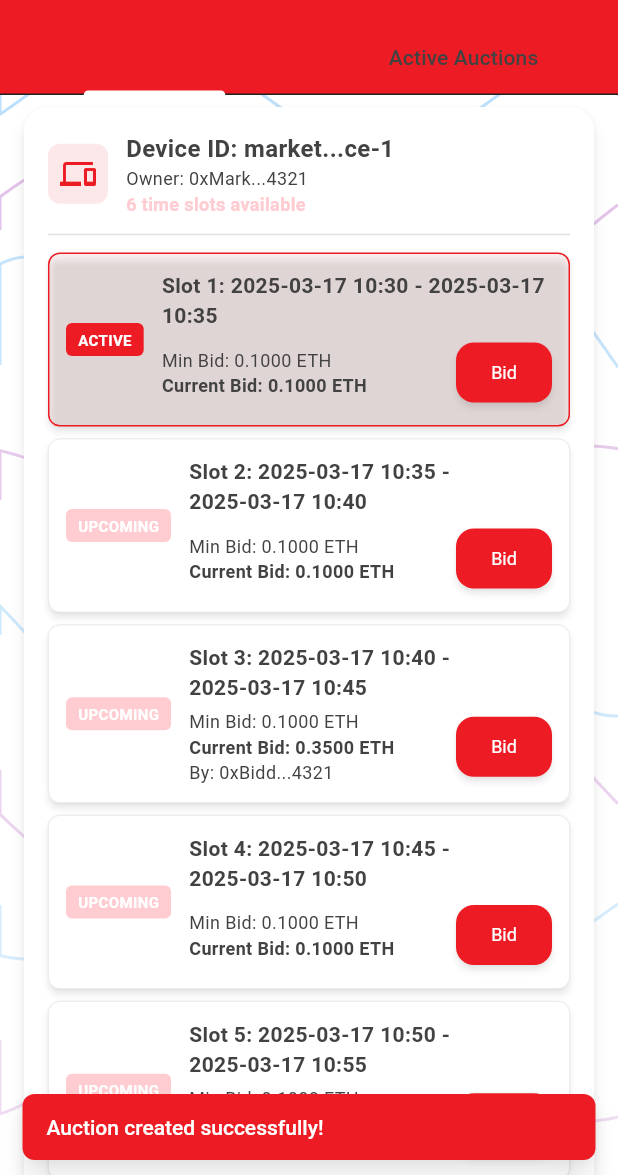
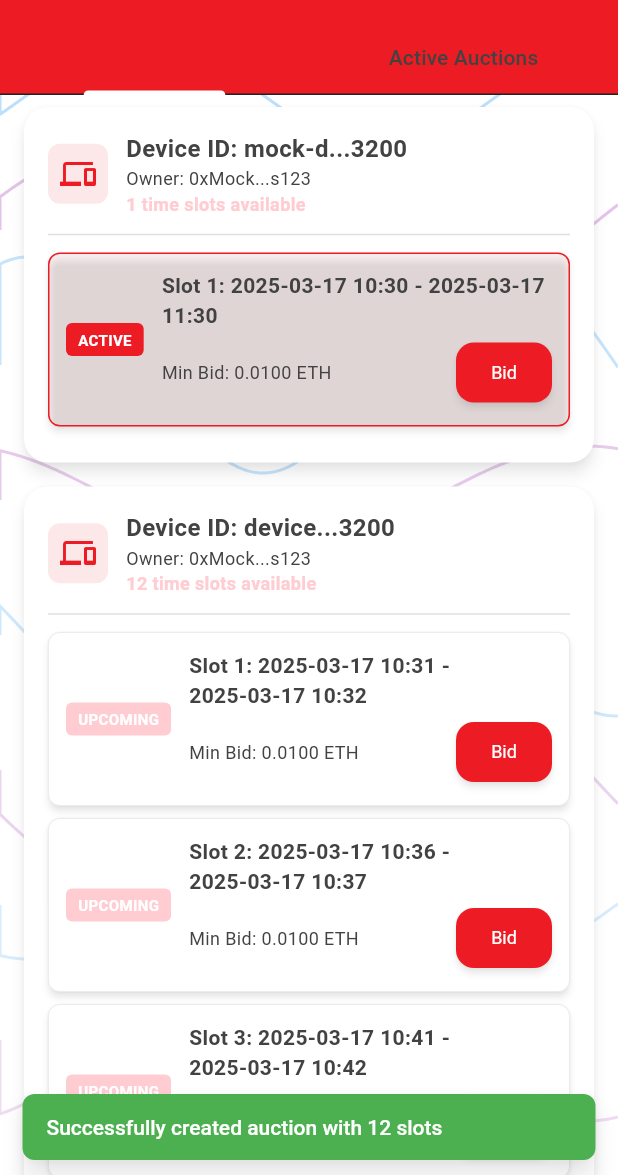
Before and after one commit to MuffinsThaCat/DADI, a Flutter app: the AuctionScreen screen opened directly, after a tap on "Create Auction", on a phone screen of 412 x 824 dp, the part 61-1236 px from its top. Run offline on Flutter 3.47's test engine with Material 3 defaults, Android fonts, the phone set to English and light mode, and no system bars; our stand-ins replace flutter_secure_storage, hex, shared_preferences; missing offline and left inert: bip32, bip39, dart:html, encrypt, flutter_web3, pointycastle and 1 more; accounts and stored records are empty; network calls fail.

Commit message:
Fix auction slot display issue: Ensure multiple slots per auction are properly created and grouped in UI

```diff
--- a/lib/main.dart
+++ b/lib/main.dart
@@ -7,7 +7,6 @@
 import 'package:dadi/services/web3_service.dart';
 import 'package:dadi/services/multi_slot_auction_service.dart';
 import 'package:dadi/providers/meta_transaction_provider.dart';
-import 'package:dadi/providers/mock_auction_provider.dart';
 import 'package:dadi/screens/home_screen_new.dart';
 import 'package:dadi/models/user_role.dart';
 import 'package:dadi/providers/user_role_provider.dart';
@@ -171,7 +170,7 @@
         ChangeNotifierProvider<MetaTransactionProvider>(create: (context) => metaTransactionProvider),
         ChangeNotifierProvider<WalletServiceInterface>(create: (context) => walletService),
         ChangeNotifierProvider<UserRoleProvider>.value(value: userRoleProvider),
-        if (kIsWeb) ChangeNotifierProvider<MockAuctionProvider>(create: (context) => MockAuctionProvider()),
+        // MockAuctionProvider is intentionally disabled to avoid mock auctions
       ],
       child: const MyApp(),
     ),
--- a/lib/screens/auction_screen.dart
+++ b/lib/screens/auction_screen.dart
@@ -7,9 +7,9 @@
 
 import '../models/auction.dart';
 import '../providers/meta_transaction_provider.dart';
-import '../providers/mock_auction_provider.dart';
 import '../services/navigation_service.dart';
 import '../services/web3_service.dart';
+import '../services/multi_slot_auction_service.dart';
 import '../widgets/wavy_background.dart';
 
 class AuctionScreen extends StatefulWidget {
@@ -47,6 +47,7 @@
   void initState() {
     super.initState();
     _log('AuctionScreen - initState');
+
     // Set default value
     _minimumBidController.text = '0.01';
     _deviceIdController.text = 'device-${DateTime.now().millisecondsSinceEpoch}';
@@ -78,6 +79,9 @@
       }
     });
 
+    // Initialize with an immediately resolving empty list to avoid infinite loading
+    _cachedAuctionsFuture = Future.value([]);
+
     // Set up timer to refresh auction data
     Timer.periodic(const Duration(seconds: 30), (timer) {
       if (mounted) {
@@ -88,11 +92,22 @@
     // Update any pending transactions
     _updatePendingTransactions();
 
-    // Force check for mock auctions at startup
+    // Schedule initialization after the widget is fully built
     WidgetsBinding.instance.addPostFrameCallback((_) {
       _log('AuctionScreen - post frame callback');
       _checkAndCreateMockAuctions();
-      _refreshData();
+
+      // Refresh data to load actual auctions
+      _refreshData(forceRefresh: true);
+    });
+  }
+
+  Future<List<Auction>>? _cachedAuctionsFuture;
+
+  // Refresh auctions and update the cached future
+  Future<void> _refreshAuctions() async {
+    setState(() {
+      _cachedAuctionsFuture = _fetchAuctions();
     });
   }
 
@@ -385,28 +400,43 @@
   }
 
   Widget _buildActiveAuctionsTab() {
+    _log('Building active auctions tab');
+
     return FutureBuilder<List<Auction>>(
-      future: _fetchAuctions(),
+      future: _cachedAuctionsFuture,
       builder: (context, snapshot) {
+        _log('FutureBuilder state: ${snapshot.connectionState}');
+
         if (snapshot.connectionState == ConnectionState.waiting) {
+          _log('FutureBuilder is in waiting state');
           return const Center(
             child: CircularProgressIndicator(),
           );
         }
 
         if (snapshot.hasError) {
+          _log('FutureBuilder has error: ${snapshot.error}');
           return Center(
             child: Text('Error: ${snapshot.error}'),
           );
         }
 
         // Check if we have data
-        if (!snapshot.hasData || snapshot.data!.isEmpty) {
+        if (!snapshot.hasData) {
+          _log('FutureBuilder has no data');
+          return const Center(
+            child: Text('No auction data available'),
+          );
+        }
+
+        if (snapshot.data!.isEmpty) {
+          _log('FutureBuilder has empty data');
           return const Center(
             child: Text('No active auctions found'),
           );
         }
 
+        _log('FutureBuilder has data with ${snapshot.data!.length} auctions');
         // Build the list of auctions using the fetched data
         return _buildAuctionsList(snapshot.data!);
       },
@@ -440,23 +470,43 @@
   /// Process auction entries from various data sources
   List<Auction> _processAuctionEntries(List<dynamic> entries) {
     _log('Processing ${entries.length} auction entries');
+
+    // If the list is empty, return empty
+    if (entries.isEmpty) {
+      return [];
+    }
+
+    // If we have only one item and it's already an Auction, just return it
+    if (entries.length == 1 && entries[0] is Auction) {
+      final auction = entries[0] as Auction;
+      _log('Single Auction object found: ${auction.deviceId}');
+      return [auction];
+    }
+
     List<Auction> result = [];
 
     for (final dynamic auctionData in entries) {
       try {
         if (auctionData is Auction) {
-          final Auction auction = auctionData; // Explicit cast
+          final auction = auctionData;
           _log('Adding direct Auction object: ${auction.deviceId}');
           result.add(auction);
-          continue; // Skip the rest of this iteration
+          continue; // Skip to next auction (don't try to process as Map)
         }
 
         _log('Processing non-Auction data of type: ${auctionData.runtimeType}');
 
-        // Must be a Map then
-        final Map<String, dynamic> auctionMap = auctionData is Map
-            ? Map<String, dynamic>.from(auctionData as Map)
-            : <String, dynamic>{};
+        // Create an empty map and populate it from the data
+        Map<String, dynamic> auctionMap = {};
+
+        if (auctionData is Map) {
+          auctionData.forEach((k, v) {
+            auctionMap[k.toString()] = v;
+          });
+        } else {
+          _log('Cannot convert to map, skipping');
+          continue;
+        }
 
         if (auctionMap.isEmpty) {
           _log('Empty map data, skipping');
@@ -560,33 +610,9 @@
     try {
       final web3Service = Provider.of<Web3Service>(context, listen: false);
 
-      // First, check if we're running in web mode and use MockAuctionProvider if available
+      // For web mode, we now use Web3Service directly since MockAuctionProvider is removed
       if (kIsWeb) {
-        try {
-          final mockProvider = Provider.of<MockAuctionProvider>(context, listen: false);
-          _log('Using MockAuctionProvider for web platform, found ${mockProvider.auctions.length} auctions');
-
-          // Check if mockProvider has auctions, if not, try to force refresh from Web3Service
-          if (mockProvider.auctions.isEmpty) {
-            _log('MockAuctionProvider has no auctions, forcing refresh from Web3Service');
-            // Force Web3Service to refresh its auctions
-            await web3Service.refreshAuctions();
-
-            // Wait a moment for state to update
-            await Future.delayed(const Duration(milliseconds: 100));
-
-            // Try mockProvider again
-            if (mockProvider.auctions.isNotEmpty) {
-              _log('MockAuctionProvider now has ${mockProvider.auctions.length} auctions after refresh');
-              return mockProvider.auctions;
-            }
-          } else {
-            return mockProvider.auctions;
-          }
-        } catch (e) {
-          _log('MockAuctionProvider not available: $e');
-          // Continue with Web3Service if MockAuctionProvider is not available
-        }
+        _log('Running on web platform, using Web3Service directly');
       }
 
       // Force refresh to get the latest data
@@ -594,7 +620,9 @@
       await web3Service.refreshAuctions();
 
       _log('Web3Service has ${web3Service.activeAuctions.length} active auctions');
-      _log('Auction keys: ${web3Service.activeAuctions.keys.join(', ')}');
+      if (web3Service.activeAuctions.isNotEmpty) {
+        _log('Auction keys: ${web3Service.activeAuctions.keys.join(', ')}');
+      }
 
       // Process auction entries
       final auctions = web3Service.activeAuctions;
@@ -614,10 +642,14 @@
           auctionsList.add(value);
           continue; // Skip to next iteration to avoid type errors
         } else {
-          // Handle map data (both Map<String, dynamic> and other Map types)
+          // Handle all Map types
           try {
-            // Create a copy of the map to avoid modifying the original
-            final mapCopy = Map<String, dynamic>.from(value as Map);
+            Map<String, dynamic> mapCopy = {};
+
+            // Check runtime type and convert appropriately
+            value.forEach((k, v) {
+              mapCopy[k.toString()] = v;
+            });
 
             // Ensure deviceId is set
             if (!mapCopy.containsKey('deviceId')) {
@@ -627,7 +659,7 @@
             _log('Map data found for: ${mapCopy['deviceId']}');
             auctionsList.add(mapCopy);
           } catch (e) {
-            _log('Error processing map data: $e');
+            _log('Error processing data: $e');
           }
         }
       }
@@ -671,11 +703,23 @@
 
     // Check for various formats: deviceId-session-X, deviceId::timestamp, etc.
     if (deviceId.contains('-session-')) {
-      final baseId = deviceId.split('-session-').first;
+      // Handle the multi-slot format: sessionName-session-timestamp-slot-i
+      if (deviceId.contains('-slot-')) {
+        // Extract the part before the timestamp (sessionName)
+        final parts = deviceId.split('-session-');
+        if (parts.isNotEmpty) {
+          final baseId = parts[0];
+          _log('  Extracted base ID (multi-slot format): $baseId');
+          return baseId;
+        }
+      }
+
+      // Standard session format
+      final baseId = deviceId.split('-session-')[0];
       _log('  Extracted base ID (session format): $baseId');
       return baseId;
     } else if (deviceId.contains('::')) {
-      final baseId = deviceId.split('::').first;
+      final baseId = deviceId.split('::')[0];
       _log('  Extracted base ID (timestamp format): $baseId');
       return baseId;
     }
@@ -902,12 +946,17 @@
 
       // Force a refresh of auctions
       if (forceRefresh) {
-        _log('Forcing refresh of auctions');
+        _log('Forcing refresh of auctions from web3Service');
         await web3Service.loadActiveAuctions(forceRefresh: true);
       }
 
-      // Fetch the latest auctions
-      final auctions = await _fetchAuctions();
+      // Update the cached future
+      _log('Refreshing auctions future');
+      await _refreshAuctions();
+
+      // Pre-fetch the auctions to process them
+      final auctions = await _cachedAuctionsFuture!;
+      _log('Pre-fetched ${auctions.length} auctions for UI update');
 
       if (mounted) {
         setState(() {
@@ -986,8 +1035,7 @@
 
   /// Submit the auction creation form
   Future<void> _submitAuctionForm() async {
-    // Get theme and scaffold messenger for snackbars
-    final theme = Theme.of(context);
+    // Get scaffold messenger for snackbars
     final scaffoldMessenger = ScaffoldMessenger.of(context);
 
     // Get required form data
@@ -1020,20 +1068,22 @@
       final now = DateTime.now();
       final DateTime startTime = now.add(const Duration(minutes: 1));
 
-      _log('Creating auction with device: $deviceId, min bid: $minimumBid, duration: $_selectedSlotDuration minutes, slots: $numSlots');
-
-      // Create auction
-      final result = await web3Service.createAuction(
-        deviceId: deviceId,
+      _log('Creating multi-slot auction with device: $deviceId, min bid: $minimumBid, duration: $_selectedSlotDuration minutes, slots: $numSlots');
+
+      // Create a MultiSlotAuctionService
+      final multiSlotService = MultiSlotAuctionService(web3Service);
+
+      // Create multi-slot auction
+      final result = await multiSlotService.createMultiSlotAuction(
+        sessionName: deviceId,
         startTime: startTime,
-        duration: _selectedSlotDuration, // Pass duration in minutes
+        slotDurationMinutes: 5, // Fixed 5-minute slots
+        slotCount: numSlots, // Multiple slots based on total duration
         minimumBid: minimumBid,
-        isUserCreated: true, // Mark as user-created for UI filtering
       );
 
-      _log('Auction creation result: ${result.success}');
+      _log('Multi-slot auction creation result: ${result.success}');
       _log('Result message: ${result.message}');
-      _log('Result data: ${result.data}');
 
       // Reset form
       _deviceIdController.clear();
@@ -1048,72 +1098,24 @@
       _log('After loadActiveAuctions - active auctions count: ${web3Service.activeAuctions.length}');
       _log('Active auction keys: ${web3Service.activeAuctions.keys.join(', ')}');
 
-      // Convert activeAuctions map to a list for processing
-      final List<dynamic> auctionsList = [];
-      web3Service.activeAuctions.forEach((key, value) {
-        _log('Processing auction with key: $key, type: ${value.runtimeType}');
-        if (value is Auction) {
-          auctionsList.add(value);
-          _log('Added as Auction object');
-        } else {
-          final mapCopy = Map<String, dynamic>.from(value);
-          if (!mapCopy.containsKey('deviceId')) {
-            mapCopy['deviceId'] = key;
-          }
-          auctionsList.add(mapCopy);
-          _log('Added as Map, keys: ${mapCopy.keys.join(', ')}');
-        }
-      });
-
-      // Process auctions explicitly to ensure all are included
-      _auctions = _processAuctionEntries(auctionsList);
-      _log('Processed ${_auctions.length} auctions after creation');
-      _log('Auction IDs in _auctions: ${_auctions.map((a) => a.deviceId).join(', ')}');
-
-      // If the newly created auction is not in the list, add it manually
-      if (!_auctions.any((a) => a.deviceId == deviceId)) {
-        _log('Newly created auction not found in _auctions list, adding manually');
-        _auctions.add(Auction(
-          deviceId: deviceId,
-          owner: Provider.of<Web3Service>(context, listen: false).currentAddress ?? '0xMockOwnerAddress',
-          startTime: startTime,
-          endTime: startTime.add(Duration(minutes: _selectedSlotDuration)),
-          minimumBid: minimumBid,
-          highestBid: 0.0,
-          highestBidder: '0x0000000000000000000000000000000000000000',
-          isActive: true,
-          isFinalized: false,
-          isUserCreated: true,
-        ));
-        _log('After manual addition, auction count: ${_auctions.length}');
-      }
-
-      // Switch to the active auctions tab and mark loading as complete
+      // Display success message
+      scaffoldMessenger.showSnackBar(
+        SnackBar(
+          content: Text('Successfully created auction with $numSlots slots'),
+          backgroundColor: Colors.green,
+        ),
+      );
+
+      // Switch to the active auctions tab
+      _tabController.animateTo(1);
+
+      // Refresh the UI to show new auctions
       setState(() {
         _isLoading = false;
-        _tabController.index = 1; // Switch to active auctions tab
-        _log('Set state: isLoading=$_isLoading, tabIndex=${_tabController.index}');
       });
 
-      // Show success message
-      scaffoldMessenger.showSnackBar(
-        SnackBar(
-          content: Text('Auction created successfully!'),
-          backgroundColor: theme.colorScheme.primary,
-          duration: const Duration(seconds: 2),
-        ),
-      );
-
-      // Highlight the newly created auction for visual feedback
-      _highlightNewlyCreatedAuction(deviceId);
-
-      // Force another refresh after a short delay to ensure UI is updated
-      Future.delayed(const Duration(seconds: 1), () {
-        if (mounted) {
-          _log('Starting delayed refresh...');
-          _refreshData();
-        }
-      });
+      // Trigger a refresh to update the auctions list
+      _refreshData(forceRefresh: true);
     } catch (e) {
       String errorMessage = 'Failed to create auction: $e';
 
@@ -1171,14 +1173,6 @@
       if (web3Service.isMockMode) {
         _log('Mock mode detected, ensuring mock auctions exist');
 
-        // Check if MockAuctionProvider is available
-        try {
-          final mockProvider = Provider.of<MockAuctionProvider>(context, listen: false);
-          _log('MockAuctionProvider found, it has ${mockProvider.auctions.length} auctions');
-        } catch (e) {
-          _log('MockAuctionProvider not available: $e');
-        }
-
         // Get current auctions
         final result = await web3Service.getActiveAuctions();
         _log('Active auctions result: success=${result.success}, count=${result.data?.length ?? 0}');
@@ -1199,7 +1193,7 @@
         } else {
           _log('Mock auctions already exist: ${result.data?.length ?? 0}');
           if (result.data != null) {
-            for (var i = 0; i < result.data!.length; i++) {
+            for (var i = 0; i <result.data!.length; i++) {
               _log('Auction $i: ${result.data![i]}');
             }
           }
--- a/lib/services/multi_slot_auction_service.dart
+++ b/lib/services/multi_slot_auction_service.dart
@@ -1,4 +1,3 @@
-import 'dart:async';
 import 'dart:developer' as developer;
 import '../models/auction.dart';
 import '../models/device_control_slot.dart';
@@ -21,7 +20,8 @@
     required int slotCount,
     required double minimumBid,
   }) async {
-    final sessionId = 'session-${DateTime.now().millisecondsSinceEpoch}';
+    // Format the session ID to match what's expected in _extractBaseDeviceId
+    final sessionId = '$sessionName-session-${DateTime.now().millisecondsSinceEpoch}';
 
     _log('Creating multi-slot auction:');
     _log('  Session ID: $sessionId');
@@ -49,8 +49,9 @@
         final slotStartTime = startTime.add(Duration(minutes: i * slotDurationMinutes));
         slotStartTimes.add(slotStartTime);
 
-        // Create unique slot ID that includes the session ID
-        final slotId = '$sessionId-slot-$i';
+        // Create unique slot ID that includes the session ID and slot number
+        // Format: sessionName-session-timestamp-slot-i
+        final slotId = '$sessionName-session-${DateTime.now().millisecondsSinceEpoch}-slot-$i';
 
         _log('Creating slot $i:');
         _log('  Slot ID: $slotId');
@@ -180,6 +181,6 @@
   }
 
   void _log(String message) {
-    developer.log('MultiSlotAuctionService: $message');
+    developer.log(message, name: 'MultiSlotAuctionService');
   }
 }
--- a/lib/services/web3_service.dart
+++ b/lib/services/web3_service.dart
@@ -66,7 +66,7 @@
   // Initialize mock data when in mock mode
   void _initializeMockData() {
     if (isMockMode) {
-      _log('Initializing mock auction data');
+      _log('Initializing mock auction data - PRESERVING ONLY USER AUCTIONS');
 
       // Ensure we have a current address for mock mode
       if (_currentAddress == null || _currentAddress!.isEmpty) {
@@ -86,69 +86,32 @@
         }
       });
 
-      // Only create test auctions if we have no auctions at all
-      if (_activeAuctions.isEmpty) {
-        _log('No existing auctions found, creating mock test auctions');
-        _createInitialTestAuctions();
-      } else {
-        // Clear existing auctions but reapply user auctions afterward
-        _log('Re-initializing with mock auctions while preserving user auctions');
-        _activeAuctions.clear();
-        _createInitialTestAuctions();
-
-        // Restore user-created auctions
-        userAuctions.forEach((deviceId, auctionData) {
-          _log('Restoring user-created auction: $deviceId, owner: ${auctionData['owner']}');
-          _activeAuctions[deviceId] = auctionData;
-        });
-      }
+      // Clear existing auctions including any mock ones
+      _log('Clearing all auctions except user-created ones');
+      _activeAuctions.clear();
+
+      // Restore only user-created auctions
+      userAuctions.forEach((deviceId, auctionData) {
+        _log('Restoring user-created auction: $deviceId, owner: ${auctionData['owner']}');
+        _activeAuctions[deviceId] = auctionData;
+      });
 
       // Always update auction statuses
       _updateAuctionStatus();
-      _log('Mock data initialization complete, ${_activeAuctions.length} auctions available');
+      _log('Mock data initialization complete, ${_activeAuctions.length} user auctions preserved');
       notifyListeners();
     }
   }
 
   // Create initial test auctions for mock mode
   void _createInitialTestAuctions() {
-    _log('Creating initial test auctions for mock mode');
-
-    final now = DateTime.now();
-
-    // Add auctions with multiple 5-minute sessions for marketplace browsing
-    final String marketDeviceId = 'market-device-1';
-
-    // Add 6 sequential 5-minute sessions
-    for (int i = 0; i < 6; i++) {
-      final sessionStart = now.add(Duration(minutes: i * 5));
-      final sessionEnd = sessionStart.add(const Duration(minutes: 5));
-      final sessionId = '$marketDeviceId-session-$i';
-
-      // Calculate highest bid based on session
-      final double highestBidValue = i == 2 ? 0.35 : (i == 4 ? 0.4 : 0.1);
-
-      final String highestBidder = (i == 2 || i == 4)
-          ? '0xBidder${i}987654321'
-          : '0x0000000000000000000000000000000000000000';
-
-      _activeAuctions[sessionId] = {
-        'deviceId': sessionId,
-        'owner': '0xMarketOwner987654321', // Different from currentAddress
-        'startTime': sessionStart.toIso8601String(),
-        'endTime': sessionEnd.toIso8601String(),
-        'minimumBid': 0.1, // 0.1 ETH
-        'highestBid': highestBidValue,
-        'highestBidder': highestBidder,
-        'isActive': true,
-        'isFinalized': false,
-        'isUserCreated': false,
-      };
-
-      _log('Created marketplace session auction: $sessionId from ${sessionStart.toString()} to ${sessionEnd.toString()}');
-    }
-
-    _log('Initial test auctions created: ${_activeAuctions.length}');
+    _log('Creating initial test auctions has been DISABLED');
+
+    // Not creating any mock auctions, so users will only see the auctions they create themselves
+    _log('Mock auction creation is completely disabled - you will only see auctions you create yourself');
+
+    // This method intentionally does nothing to ensure no mock auctions are created
+    return;
   }
 
   void _log(String message, {Object? error}) {
@@ -605,6 +568,8 @@
                 'highestBidder': highestBidder,
                 'isActive': isActive,
                 'isFinalized': isFinalized,
+                'active': isActive,
+                'finalized': isFinalized,
                 'isUserCreated': false,
               };
 
@@ -1111,8 +1076,6 @@
         'highestBid': 0.0,
         'highestBidder': '0x0000000000000000000000000000000000000000',
         'active': true,
-        'isActive': true,  // Include both field name formats
-        'isFinalized': false,  // Include both field name formats
         'finalized': false,
         'isUserCreated': isUserCreated,
       };
@@ -2040,9 +2003,7 @@
       'highestBid': 0.0,
       'highestBidder': '0x0000000000000000000000000000000000000000',
       'active': true,
-      'isActive': true,
       'finalized': false,
-      'isFinalized': false,
       'isUserCreated': true,
     };
 
@@ -2059,36 +2020,28 @@
   /// Force mock mode and create mock auctions
   /// This is especially useful for web environments where mock mode might not be working correctly
   Future<void> forceEnableMockMode() async {
-    _log('Forcing mock mode enabled');
+    _log('Forcing mock mode enabled without creating mock auctions');
     _mockMode = true;
 
-    // Clear any existing auctions to start fresh
+    // We intentionally DO NOT create any mock auctions here
+    // Only preserve any existing user-created auctions
+    Map<String, Map<String, dynamic>> userAuctions = {};
+    _activeAuctions.forEach((deviceId, auctionData) {
+      // Keep auctions that were created by users
+      if (auctionData['isUserCreated'] == true) {
+        _log('Preserving user-created auction: $deviceId, owner: ${auctionData['owner']}');
+        userAuctions[deviceId] = Map.from(auctionData);
+      }
+    });
+
+    // Clear existing auctions
     _activeAuctions.clear();
 
-    // Initialize with default mock auctions
-    _initializeMockData();
-
-    // Create an additional mock auction with current timestamp
-    final deviceId = 'mock-device-${DateTime.now().millisecondsSinceEpoch}';
-    _log('Creating additional mock auction with ID: $deviceId');
-
-    final now = DateTime.now();
-    final endTime = now.add(const Duration(hours: 2));
-
-    _activeAuctions[deviceId] = {
-      'deviceId': deviceId,
-      'owner': '0xMockOwner${DateTime.now().millisecondsSinceEpoch}',
-      'startTime': now.toIso8601String(),
-      'endTime': endTime.toIso8601String(),
-      'minimumBid': 0.1,
-      'highestBid': 0.0,
-      'highestBidder': '0x0000000000000000000000000000000000000000',
-      'active': true,
-      'isActive': true,
-      'finalized': false,
-      'isFinalized': false,
-      'isUserCreated': true,
-    };
+    // Restore user-created auctions
+    userAuctions.forEach((deviceId, auctionData) {
+      _log('Restoring user-created auction: $deviceId, owner: ${auctionData['owner']}');
+      _activeAuctions[deviceId] = auctionData;
+    });
 
     _log('Mock mode forced enabled, active auctions: ${_activeAuctions.length}');
     _logActiveAuctions('After force enable');
```
